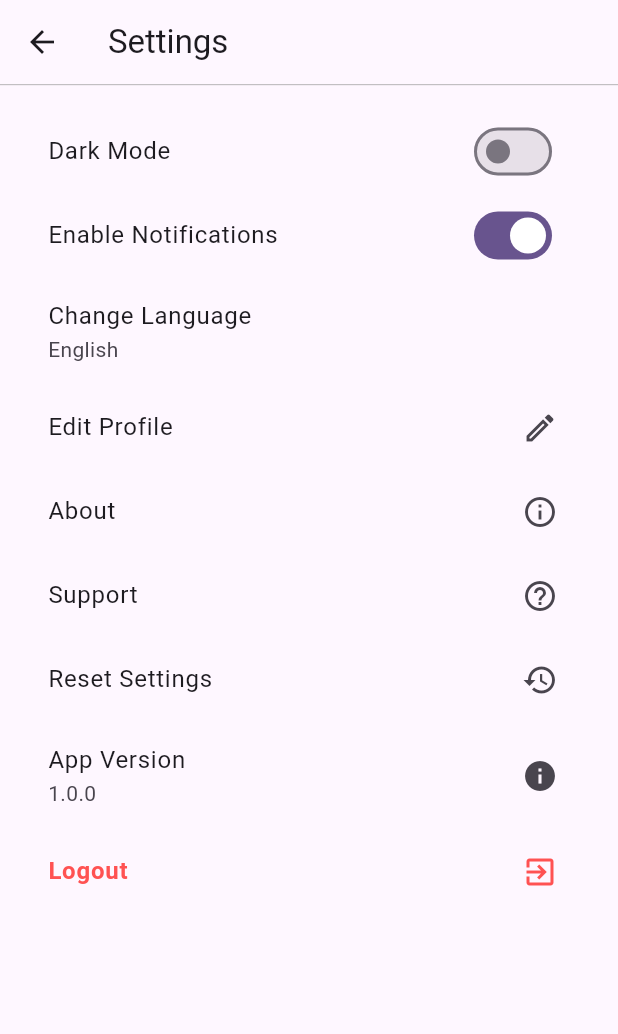
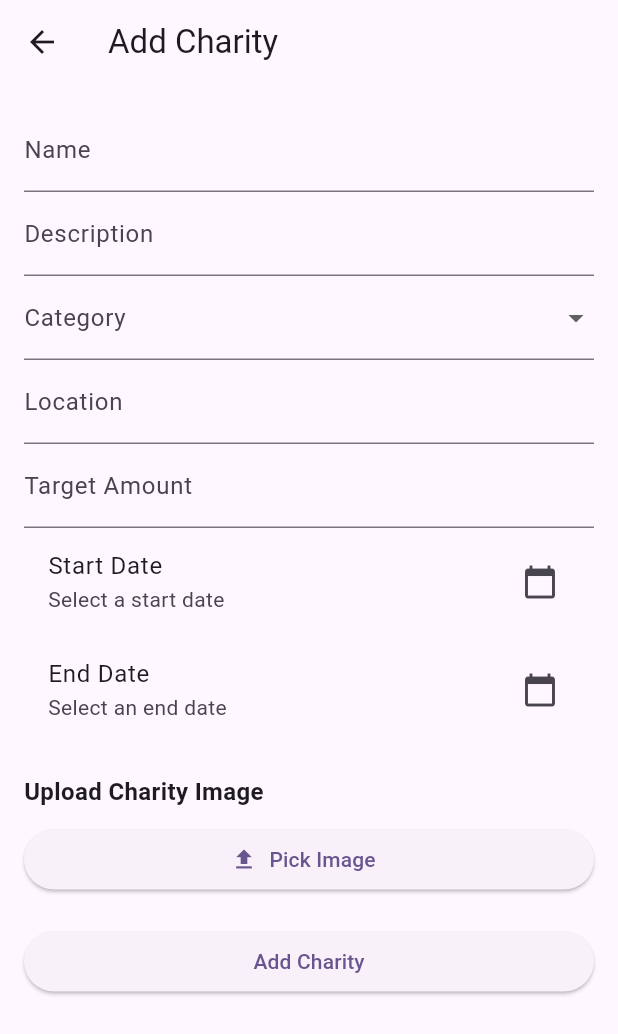
Before and after one commit to solomon-njogo/RaiseIt, a Flutter app: the screen it shows once a user with an empty profile is signed in, item 4 of the bottom bar chosen, after a tap on the "settings" icon, on a phone screen of 412 x 824 dp. Shown: the top 1034 px of the screen. Run offline on Flutter 3.47's test engine with Material 3 defaults, Android fonts, the light colour scheme and no system bars; our stand-ins replace cloud_firestore, firebase_auth, firebase_core, image_picker, share_plus; accounts and stored records are empty.

Commit message:
add charity screen ui complete

```diff
--- /dev/null
+++ b/lib/models/charity_model.dart
@@ -0,0 +1,33 @@
+import 'package:cloud_firestore/cloud_firestore.dart';
+
+class Charity {
+  final String id;
+  final String name;
+  final String description;
+  final String category;
+  final String location;
+  final double targetAmount;
+  final double raisedAmount;
+  final DateTime startDate;
+  final DateTime endDate;
+  final String imageUrl;
+  final List<String> updates;
+  // final String blockchainAddress; // Unique blockchain address for the charity
+  // final List<Transaction> transactions; // List of blockchain transactions
+
+  Charity({
+    required this.id,
+    required this.name,
+    required this.description,
+    required this.category,
+    required this.location,
+    required this.targetAmount,
+    required this.raisedAmount,
+    required this.startDate,
+    required this.endDate,
+    required this.imageUrl,
+    required this.updates,
+    //required this.blockchainAddress,
+    //required this.transactions,
+  });
+}
--- /dev/null
+++ b/lib/models/transaction_model.dart
@@ -0,0 +1,17 @@
+class Transaction {
+  final String transactionId;
+  final String donorId;
+  final double amount;
+  final DateTime date;
+  final String status; // e.g., 'Pending', 'Confirmed', 'Failed'
+  final String blockchainHash; // Unique hash of the blockchain transaction
+
+  Transaction({
+    required this.transactionId,
+    required this.donorId,
+    required this.amount,
+    required this.date,
+    required this.status,
+    required this.blockchainHash,
+  });
+}
--- /dev/null
+++ b/lib/views/add_charity/add_charity_screen.dart
@@ -0,0 +1,235 @@
+import 'dart:io';
+import 'package:flutter/material.dart';
+import 'package:cloud_firestore/cloud_firestore.dart';
+import 'package:image_picker/image_picker.dart';
+import 'package:intl/intl.dart';
+
+class AddCharityScreen extends StatefulWidget {
+  @override
+  _AddCharityScreenState createState() => _AddCharityScreenState();
+}
+
+class _AddCharityScreenState extends State<AddCharityScreen> {
+  final _formKey = GlobalKey<FormState>();
+  final TextEditingController _nameController = TextEditingController();
+  final TextEditingController _descriptionController = TextEditingController();
+  final TextEditingController _locationController = TextEditingController();
+  final TextEditingController _targetAmountController = TextEditingController();
+
+  File? _imageFile;
+  String? _selectedCategory;
+  DateTime? _startDate;
+  DateTime? _endDate;
+
+  /// **🔹 List of charity categories**
+  final List<String> _charityCategories = [
+    "Nonprofit",
+    "Community",
+    "Emergency",
+    "Medical",
+    "Memorial",
+    "Environment",
+    "Animal",
+    "Faith",
+    "Volunteer",
+    "Family",
+    "Wishes"
+  ];
+
+  /// **🔹 Pick Image from Gallery**
+  Future<void> _pickImage() async {
+    final pickedFile = await ImagePicker().pickImage(source: ImageSource.gallery);
+    if (pickedFile != null) {
+      setState(() {
+        _imageFile = File(pickedFile.path);
+      });
+    }
+  }
+
+  /// **🔹 Select Date Function**
+  Future<void> _pickDate(BuildContext context, bool isStartDate) async {
+    DateTime initialDate = DateTime.now();
+    DateTime firstDate = DateTime(2000);
+    DateTime lastDate = DateTime(2100);
+
+    DateTime? pickedDate = await showDatePicker(
+      context: context,
+      initialDate: isStartDate ? (_startDate ?? initialDate) : (_endDate ?? initialDate),
+      firstDate: firstDate,
+      lastDate: lastDate,
+    );
+
+    if (pickedDate != null) {
+      setState(() {
+        if (isStartDate) {
+          _startDate = pickedDate;
+        } else {
+          _endDate = pickedDate;
+        }
+      });
+    }
+  }
+
+  /// **🔹 Format Number with Commas**
+  String _formatNumber(String s) {
+    if (s.isEmpty) return '';
+    return NumberFormat("#,###").format(int.parse(s.replaceAll(',', '')));
+  }
+
+  /// **🔹 Handle Input for Target Amount**
+  void _onTargetAmountChanged(String value) {
+    String newValue = _formatNumber(value);
+    if (newValue != value) {
+      _targetAmountController.value = TextEditingValue(
+        text: newValue,
+        selection: TextSelection.collapsed(offset: newValue.length),
+      );
+    }
+  }
+
+  /// **🔹 Add Charity to Firestore**
+  Future<void> _addCharity() async {
+    if (_formKey.currentState!.validate() && _startDate != null && _endDate != null) {
+      try {
+        await FirebaseFirestore.instance.collection('charities').add({
+          'name': _nameController.text,
+          'description': _descriptionController.text,
+          'category': _selectedCategory ?? '',
+          'location': _locationController.text,
+          'targetAmount': double.parse(_targetAmountController.text.replaceAll(',', '')),
+          'raisedAmount': 0.0,
+          'startDate': _startDate!.toIso8601String(),
+          'endDate': _endDate!.toIso8601String(),
+          'image': _imageFile?.path ?? '',
+          'updates': [],
+        });
+
+        ScaffoldMessenger.of(context).showSnackBar(
+          SnackBar(content: Text('Charity added successfully')),
+        );
+
+        _formKey.currentState!.reset();
+        setState(() {
+          _imageFile = null;
+          _selectedCategory = null;
+          _startDate = null;
+          _endDate = null;
+        });
+
+      } catch (e) {
+        ScaffoldMessenger.of(context).showSnackBar(
+          SnackBar(content: Text('Failed to add charity: $e')),
+        );
+      }
+    }
+  }
+
+  @override
+  Widget build(BuildContext context) {
+    return Scaffold(
+      appBar: AppBar(title: Text('Add Charity')),
+      body: Padding(
+        padding: EdgeInsets.all(16.0),
+        child: Form(
+          key: _formKey,
+          child: ListView(
+            children: [
+              TextFormField(
+                controller: _nameController,
+                decoration: InputDecoration(labelText: 'Name'),
+                validator: (value) => value == null || value.isEmpty ? 'Please enter the charity name' : null,
+              ),
+              TextFormField(
+                controller: _descriptionController,
+                decoration: InputDecoration(labelText: 'Description'),
+                validator: (value) => value == null || value.isEmpty ? 'Please enter a description' : null,
+              ),
+
+              /// **🔹 Category Dropdown**
+              DropdownButtonFormField<String>(
+                value: _selectedCategory,
+                decoration: InputDecoration(labelText: "Category"),
+                items: _charityCategories.map((category) {
+                  return DropdownMenuItem<String>(
+                    value: category,
+                    child: Text(category),
+                  );
+                }).toList(),
+                onChanged: (newValue) {
+                  setState(() {
+                    _selectedCategory = newValue;
+                  });
+                },
+                validator: (value) => value == null ? 'Please select a category' : null,
+              ),
+
+              TextFormField(
+                controller: _locationController,
+                decoration: InputDecoration(labelText: 'Location'),
+                validator: (value) => value == null || value.isEmpty ? 'Please enter a location' : null,
+              ),
+              TextFormField(
+                controller: _targetAmountController,
+                decoration: InputDecoration(labelText: 'Target Amount'),
+                keyboardType: TextInputType.number,
+                onChanged: _onTargetAmountChanged,
+                validator: (value) {
+                  if (value == null || value.isEmpty) return 'Please enter a target amount';
+                  if (double.tryParse(value.replaceAll(',', '')) == null) return 'Please enter a valid number';
+                  return null;
+                },
+              ),
+
+              /// **🔹 Start Date Picker**
+              ListTile(
+                title: Text("Start Date"),
+                subtitle: Text(_startDate != null
+                    ? "${_startDate!.toLocal()}".split(' ')[0]
+                    : "Select a start date"),
+                trailing: Icon(Icons.calendar_today),
+                onTap: () => _pickDate(context, true),
+              ),
+
+              /// **🔹 End Date Picker**
+              ListTile(
+                title: Text("End Date"),
+                subtitle: Text(_endDate != null
+                    ? "${_endDate!.toLocal()}".split(' ')[0]
+                    : "Select an end date"),
+                trailing: Icon(Icons.calendar_today),
+                onTap: () => _pickDate(context, false),
+              ),
+
+              /// **🔹 Image Picker**
+              SizedBox(height: 20),
+              Text("Upload Charity Image", style: TextStyle(fontSize: 16, fontWeight: FontWeight.bold)),
+              SizedBox(height: 10),
+              _imageFile != null
+                  ? Column(
+                children: [
+                  Image.file(_imageFile!, height: 150, width: 150, fit: BoxFit.cover),
+                  TextButton.icon(
+                    onPressed: _pickImage,
+                    icon: Icon(Icons.image),
+                    label: Text("Change Image"),
+                  ),
+                ],
+              )
+                  : ElevatedButton.icon(
+                onPressed: _pickImage,
+                icon: Icon(Icons.upload),
+                label: Text("Pick Image"),
+              ),
+
+              SizedBox(height: 20),
+              ElevatedButton(
+                onPressed: _addCharity,
+                child: Text('Add Charity'),
+              ),
+            ],
+          ),
+        ),
+      ),
+    );
+  }
+}
--- a/lib/views/profile_screens/profile_screen.dart
+++ b/lib/views/profile_screens/profile_screen.dart
@@ -1,6 +1,7 @@
 import 'package:flutter/material.dart';
 import 'package:provider/provider.dart';
 import 'package:raiseit/viewmodels/profile_viewmodel.dart';
+import 'package:raiseit/views/add_charity/add_charity_screen.dart';
 import 'package:raiseit/views/settings_screens/settings_screen.dart';
 
 class ProfileScreen extends StatefulWidget {
@@ -76,7 +77,7 @@ class _ProfileScreenState extends State<ProfileScreen> {
                           IconButton(
                             onPressed: () => Navigator.push(
                               context,
-                              MaterialPageRoute(builder: (context) => const SettingsScreen()),
+                              MaterialPageRoute(builder: (context) => AddCharityScreen()),
                             ),
                             icon: const Icon(Icons.settings, size: 28, color: Colors.white),
                           ),
--- a/pubspec.yaml
+++ b/pubspec.yaml
@@ -40,6 +40,7 @@ dependencies:
   firebase_auth: ^5.5.1
   cloud_firestore: ^5.6.5
   provider: ^6.1.2
+  image_picker: ^1.1.2
 
 dev_dependencies:
   flutter_test:
```
Also changed, not shown: pubspec.lock, 7 other files.
